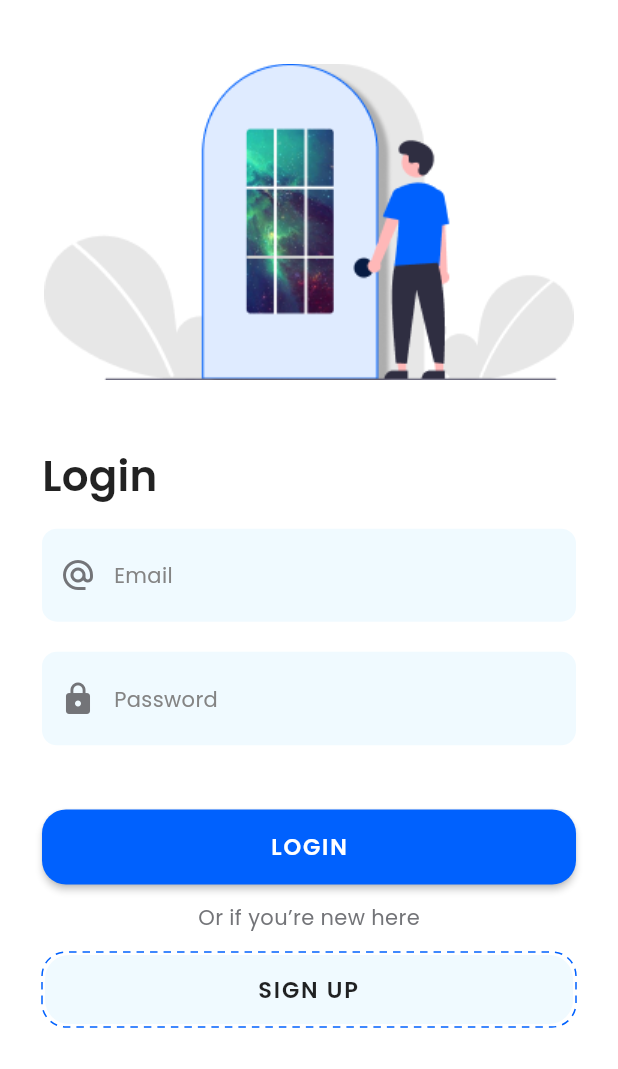
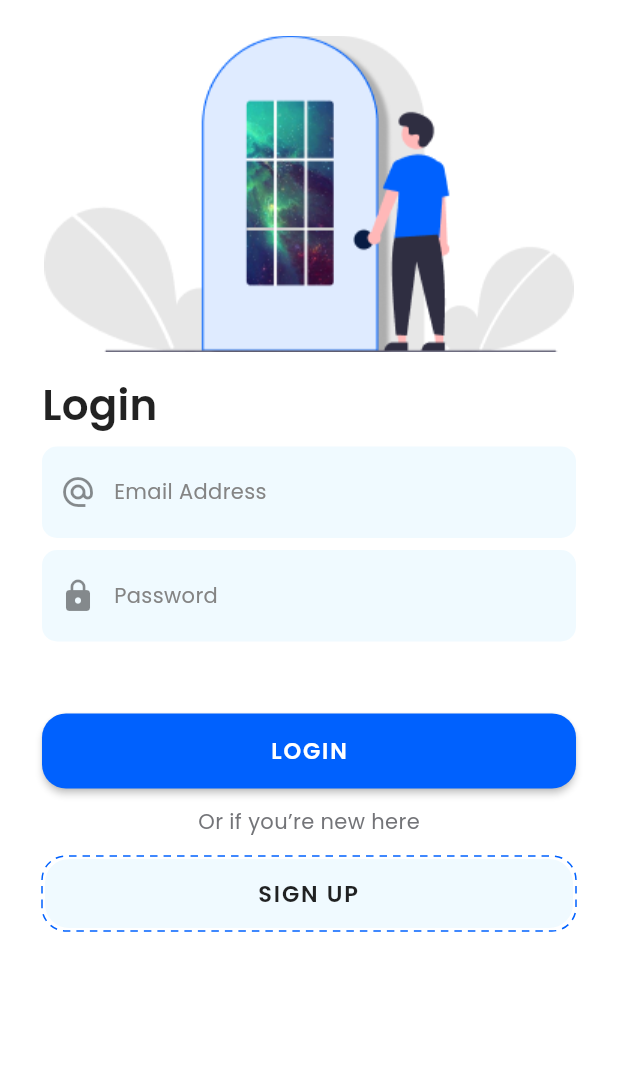
Before and after one commit to doxa-valsium/doxa-mobile-app, a Flutter app: the LoginScreen screen opened by its route, on a phone screen of 412 x 824 dp, the part 167-1236 px from its top. Run offline on Flutter 3.47's test engine with Material 2 defaults, Android fonts, the phone set to English and light mode, and no system bars; drawn by our look-alikes of dotted_border; our stand-ins replace auto_route, avatar_glow, bloc, cached_network_image, equatable, flutter_bloc and 7 more; missing offline and left inert: iconify_flutter; accounts and stored records are empty.

Commit message:
Ticket Completed
Made 4 Screens:
1. Login
2. Registration
3. Basic info
4. Email Verification

Made 4 new reuseable widgets:
1. OTP container
2. InputField Later merged with CustomFormBuilderTextField
3. Dashed Button with inkwell splash config
4. Type Selector

Made corrections to existing CustomAppBar

```diff
--- a/lib/presentation/screens/sign_in_up_screen/login_screen.dart
+++ b/lib/presentation/screens/sign_in_up_screen/login_screen.dart
@@ -1,6 +1,7 @@
 import 'package:doxa_mobile_app/presentation/screens/sign_in_up_screen/local_widgets/dashed_button.dart';
-import 'package:doxa_mobile_app/presentation/screens/sign_in_up_screen/local_widgets/input_field.dart';
+import 'package:doxa_mobile_app/presentation/widgets/custom_formbuilder_textfield.dart';
 import 'package:flutter/material.dart';
+import 'package:form_builder_validators/form_builder_validators.dart';
 
 class LoginScreen extends StatelessWidget {
   static const String route = 'LoginRoute';
@@ -10,45 +11,55 @@ class LoginScreen extends StatelessWidget {
   Widget build(BuildContext context) {
     return Scaffold(
       // resizeToAvoidBottomInset: false,
-      body: SafeArea(
+      body: SingleChildScrollView(
+        child: SafeArea(
           child: Padding(
             padding: const EdgeInsets.all(28.0),
             child: Column(
               crossAxisAlignment: CrossAxisAlignment.start,
               children: [
                 Center(child: Image.asset('assets/images/final_logo.png')),
-              const Spacer(
-                flex: 3,
-              ),
-              Center(child: Image.asset('assets/images/login_screen.png')),
-              const Spacer(
-                flex: 3,
-              ),
-              Text("Login", style: Theme.of(context).textTheme.headline5, textAlign: TextAlign.left),
-              const Spacer(
-                flex: 1,
+                const SizedBox(
+                  height: 48 / 2,
                 ),
 
-              const InputField(
-                hintText: 'Email',
-                inputType: TextInputType.emailAddress,
-                isPassword: false,
-                prefixIcon: Icon(Icons.alternate_email),
-                suffixWidget: null,
+                Center(child: Image.asset('assets/images/login_screen.png')),
+                const SizedBox(
+                  height: 56 / 4,
                 ),
-              const SizedBox(height: 20),
-              const InputField(
-                hintText: 'Password',
-                inputType: TextInputType.text,
-                isPassword: true,
-                prefixIcon: Icon(Icons.lock),
-                suffixWidget: Text(
-                  'Forgot?',
-                  style: TextStyle(color: Colors.blue),
+
+                Text("Login", style: Theme.of(context).textTheme.headline5, textAlign: TextAlign.left),
+                const SizedBox(
+                  height: 28 / 4,
                 ),
+
+                CustomFormBuilderTextField(
+                  name: "Email",
+                  controller: TextEditingController(),
+                  keyboardType: TextInputType.emailAddress,
+                  labelText: "Email Address",
+                  prefixIcon: const Icon(Icons.alternate_email),
+                  validators: FormBuilderValidators.compose([
+                    FormBuilderValidators.required(),
+                    FormBuilderValidators.email(),
+                  ]),
                 ),
-              const Spacer(
-                flex: 3,
+
+                const SizedBox(height: 16 / 2),
+
+                CustomFormBuilderTextField(
+                  name: "Password",
+                  controller: TextEditingController(),
+                  keyboardType: TextInputType.visiblePassword,
+                  labelText: "Password",
+                  prefixIcon: const Icon(Icons.lock),
+                  validators: FormBuilderValidators.compose([
+                    FormBuilderValidators.required(),
+                    FormBuilderValidators.minLength(6),
+                  ]),
+                ),
+                const SizedBox(
+                  height: 48,
                 ),
                 // TODO: Make ElevatedButton a custom widget
 
@@ -77,6 +88,7 @@ class LoginScreen extends StatelessWidget {
             ),
           ),
         ),
+      ),
     );
   }
 }
--- a/lib/presentation/screens/sign_in_up_screen/registration_screen.dart
+++ b/lib/presentation/screens/sign_in_up_screen/registration_screen.dart
@@ -1,6 +1,5 @@
 import 'package:auto_route/auto_route.dart';
 import 'package:doxa_mobile_app/presentation/screens/sign_in_up_screen/local_widgets/dashed_button.dart';
-import 'package:doxa_mobile_app/presentation/screens/sign_in_up_screen/local_widgets/input_field.dart';
 import 'package:doxa_mobile_app/presentation/widgets/custom_formbuilder_textfield.dart';
 import 'package:doxa_mobile_app/routes/router.gr.dart';
 import 'package:flutter/material.dart';
--- a/lib/presentation/widgets/custom_formbuilder_dropdown.dart
+++ b/lib/presentation/widgets/custom_formbuilder_dropdown.dart
@@ -3,7 +3,6 @@ import 'package:flutter/material.dart';
 import 'package:flutter_form_builder/flutter_form_builder.dart';
 import 'package:iconify_flutter/iconify_flutter.dart';
 import 'package:iconify_flutter/icons/ic.dart';
-import 'package:iconify_flutter/icons/mdi.dart';
 
 class CustomFormBuilderDropDown extends StatelessWidget {
   final String name;
--- a/pubspec.yaml
+++ b/pubspec.yaml
@@ -47,7 +47,6 @@ dependencies:
   shared_preferences: ^2.0.15
   flutter_form_builder: ^7.2.1
   form_builder_validators: ^8.1.1
-  flutter_otp_text_field: ^1.0.1
 
 dev_dependencies:
   auto_route_generator: ^4.0.0
```
Also changed, not shown: lib/presentation/screens/sign_in_up_screen/basic_info_screen.dart (+11 -7 lines), lib/presentation/screens/sign_in_up_screen/email_verification.dart (+8 -3 lines), lib/presentation/widgets/custom_app_bar.dart (+6 -6 lines), pubspec.lock. Lines whose indentation alone changed are shown as unchanged.
